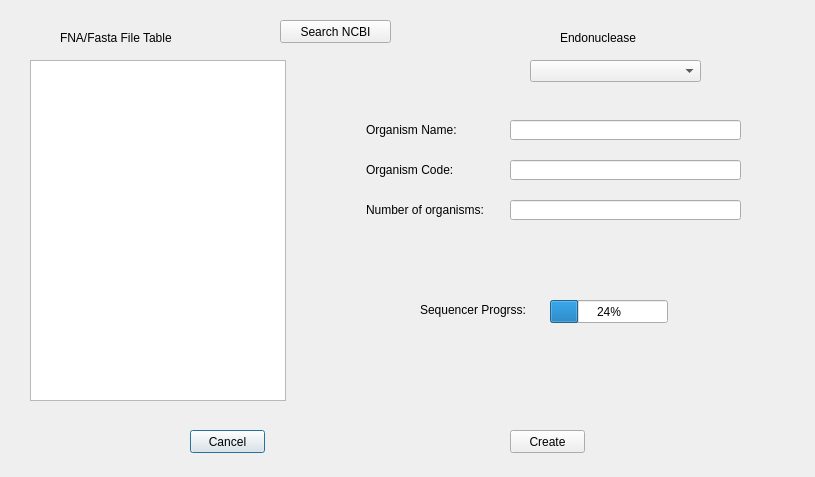
This is metagenome_creator.ui in ddooley2/CASPERapp_2.0 as Qt 5 draws it before an edit. The edited form follows.
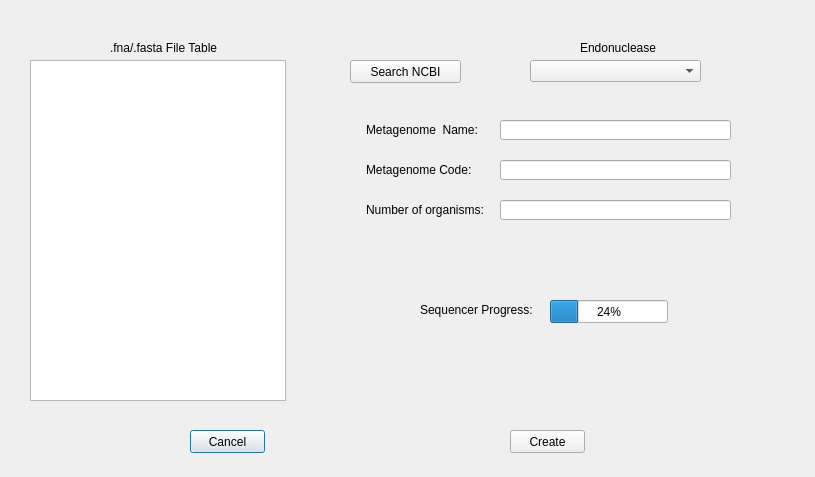
This is the edited form.

Commit message: Grammatical and visual tweaks to CASPERvip GUIs -David

```diff
--- a/metagenome_creator.ui
+++ b/metagenome_creator.ui
@@ -67,20 +67,20 @@
   <widget class="QLabel" name="label">
    <property name="geometry">
     <rect>
-     <x>60</x>
-     <y>30</y>
-     <width>221</width>
+     <x>110</x>
+     <y>40</y>
+     <width>121</width>
      <height>16</height>
     </rect>
    </property>
    <property name="text">
-    <string>FNA/Fasta File Table</string>
+    <string>.fna/.fasta File Table</string>
    </property>
   </widget>
   <widget class="QLineEdit" name="org_name">
    <property name="geometry">
     <rect>
-     <x>510</x>
+     <x>500</x>
      <y>120</y>
      <width>231</width>
      <height>20</height>
@@ -100,13 +100,13 @@
     </rect>
    </property>
    <property name="text">
-    <string>Organism Name:</string>
+    <string>Metagenome  Name:</string>
    </property>
   </widget>
   <widget class="QLineEdit" name="org_code">
    <property name="geometry">
     <rect>
-     <x>510</x>
+     <x>500</x>
      <y>160</y>
      <width>231</width>
      <height>20</height>
@@ -126,13 +126,13 @@
     </rect>
    </property>
    <property name="text">
-    <string>Organism Code:</string>
+    <string>Metagenome Code:</string>
    </property>
   </widget>
   <widget class="QLineEdit" name="num_of_orgs">
    <property name="geometry">
     <rect>
-     <x>510</x>
+     <x>500</x>
      <y>200</y>
      <width>231</width>
      <height>20</height>
@@ -178,14 +178,14 @@
     </rect>
    </property>
    <property name="text">
-    <string>Sequencer Progrss:</string>
+    <string>Sequencer Progress:</string>
    </property>
   </widget>
   <widget class="QPushButton" name="ncbi_searcher">
    <property name="geometry">
     <rect>
-     <x>280</x>
-     <y>20</y>
+     <x>350</x>
+     <y>60</y>
      <width>111</width>
      <height>23</height>
     </rect>
@@ -213,8 +213,8 @@
   <widget class="QLabel" name="label_6">
    <property name="geometry">
     <rect>
-     <x>560</x>
-     <y>30</y>
+     <x>580</x>
+     <y>40</y>
      <width>111</width>
      <height>16</height>
     </rect>
```
The commit also changes 5 other files.
